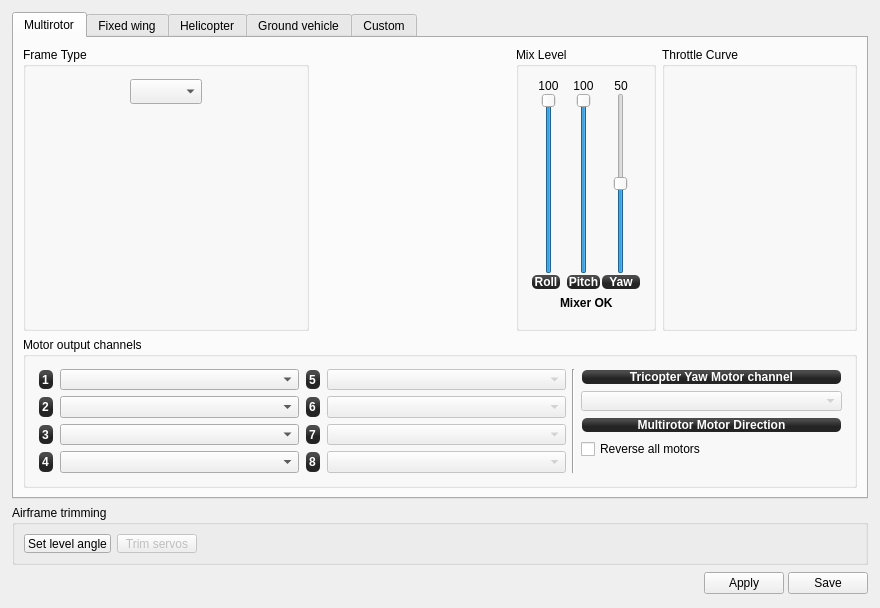
This is ground/gcs/src/plugins/config/airframe.ui in TauLabs/TauLabs as Qt 5 draws it before an edit. The edited form follows.
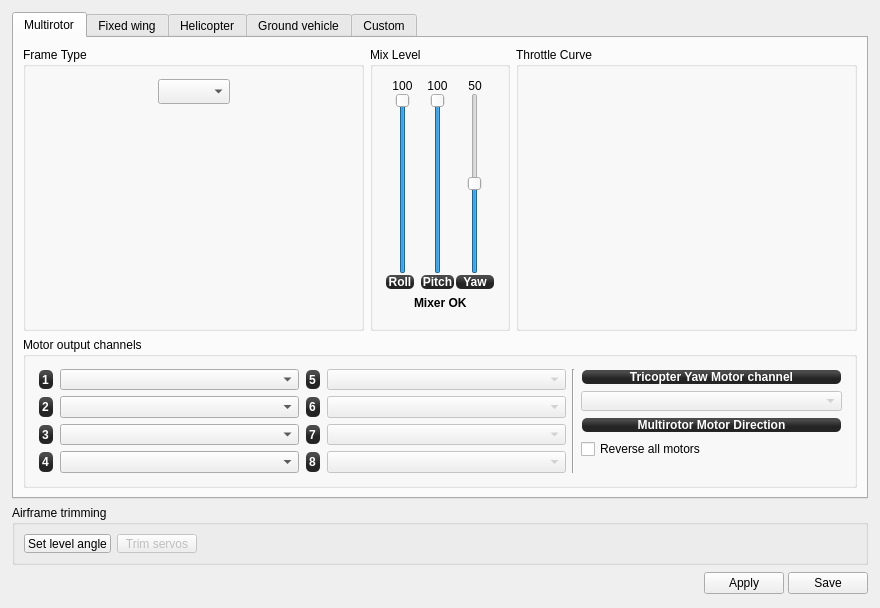
This is the edited form. Icons and pictures are not drawn. Custom widgets are drawn as their Qt base class.

Commit message: Airframe UI: Try to fix multirotor SVG display.

```diff
--- a/ground/gcs/src/plugins/config/airframe.ui
+++ b/ground/gcs/src/plugins/config/airframe.ui
@@ -36,7 +36,7 @@
        <string>Multirotor</string>
       </attribute>
       <layout class="QGridLayout" name="gridLayout_8">
-       <item row="1" column="0" colspan="4">
+       <item row="1" column="0" colspan="3">
         <widget class="QGroupBox" name="groupBox">
          <property name="sizePolicy">
           <sizepolicy hsizetype="Preferred" vsizetype="Preferred">
@@ -485,7 +485,7 @@
           <item>
            <widget class="QGraphicsView" name="quadShape">
             <property name="sizePolicy">
-             <sizepolicy hsizetype="Minimum" vsizetype="Minimum">
+             <sizepolicy hsizetype="MinimumExpanding" vsizetype="MinimumExpanding">
               <horstretch>0</horstretch>
               <verstretch>0</verstretch>
              </sizepolicy>
@@ -526,7 +526,7 @@
          </layout>
         </widget>
        </item>
-       <item row="0" column="2">
+       <item row="0" column="1">
         <widget class="QGroupBox" name="groupBox_9">
          <property name="maximumSize">
           <size>
@@ -812,7 +812,7 @@
          </layout>
         </widget>
        </item>
-       <item row="0" column="3">
+       <item row="0" column="2">
         <widget class="QGroupBox" name="groupBox_6">
          <property name="sizePolicy">
           <sizepolicy hsizetype="Minimum" vsizetype="Preferred">
@@ -882,19 +882,6 @@
          </layout>
         </widget>
        </item>
-       <item row="0" column="1">
-        <spacer name="horizontalSpacer_7">
-         <property name="orientation">
-          <enum>Qt::Horizontal</enum>
-         </property>
-         <property name="sizeHint" stdset="0">
-          <size>
-           <width>40</width>
-           <height>20</height>
-          </size>
-         </property>
-        </spacer>
-       </item>
       </layout>
      </widget>
      <widget class="QWidget" name="tab_fixedWing">
```
